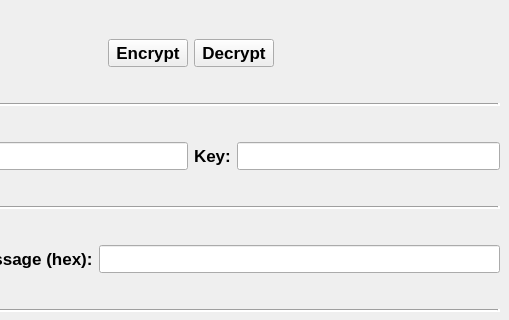
Before: the Qt Designer form CAST128_Example/mainwindow.ui in Sage-Cat/CAST128, drawn with Qt 5; both pictures show x 128 to 637 and y 0 to 320 of the 637 by 437 pixel window.
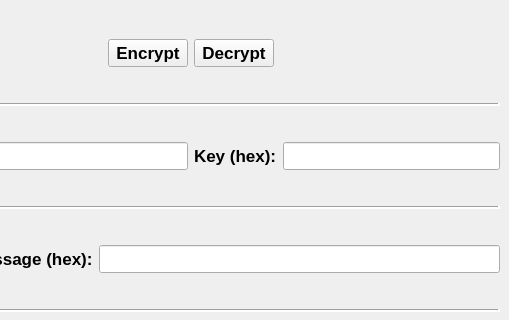
After: the same form once the commit is applied.

```diff
--- a/CAST128_Example/mainwindow.ui
+++ b/CAST128_Example/mainwindow.ui
@@ -147,7 +147,7 @@
            </font>
           </property>
           <property name="text">
-           <string>Key:</string>
+           <string>Key (hex):</string>
           </property>
          </widget>
         </item>
```
